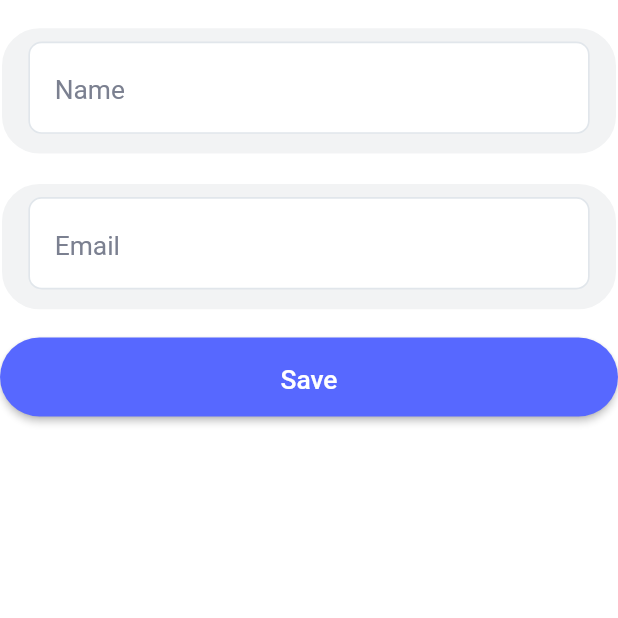
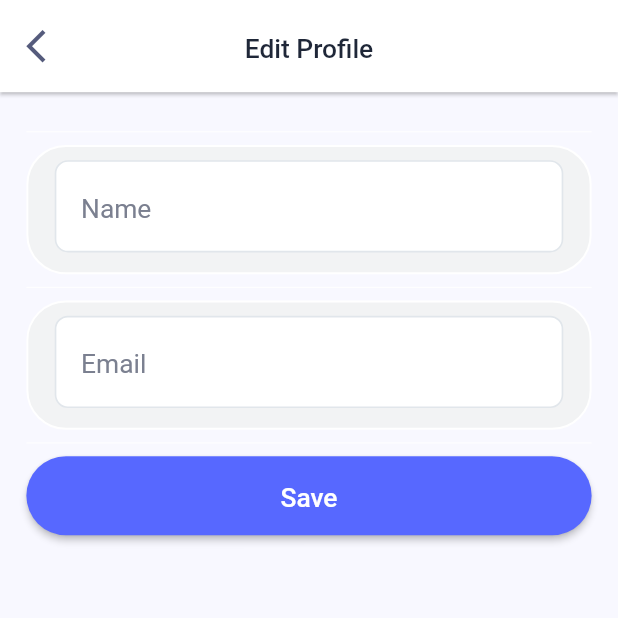
Before and after one commit to anhpt6852/Ohio-Chat-App, a Flutter app: the UserProfileConfig screen opened by its route, on a phone screen of 412 x 824 dp, the top half of it. Run offline on Flutter 3.47's test engine with Material 2 defaults, Android fonts, the phone set to English and light mode, and no system bars; drawn by our look-alikes of rounded_loading_button; our stand-ins replace cloud_firestore, dartz, dio, easy_localization, equatable, firebase_auth and 9 more; missing offline and left inert: dio_smart_retry, flag; accounts and stored records are empty; Roboto replaces fonts that are missing (SVN-Gilroy).

Commit message:
change to UI

```diff
--- a/assets/translations/en.json
+++ b/assets/translations/en.json
@@ -49,7 +49,8 @@
         "name": "Name",
         "email": "Email",
         "save": "Save",
-        "empty_error": "This field cannot be left blank"
+        "empty_error": "This field cannot be left blank",
+        "edit": "Edit Profile"
     },
     "home": {
         "title": "Chat"
--- a/assets/translations/vi.json
+++ b/assets/translations/vi.json
@@ -50,7 +50,8 @@
         "name": "Họ và tên",
         "email": "Thư điện tử",
         "save": "Lưu",
-        "empty_error": "Không được bỏ trống trường này"
+        "empty_error": "Không được bỏ trống trường này",
+        "edit": "Điều chỉnh thông tin cá nhân"
     },
     "home": {
         "title": "Đoạn chat"
--- a/lib/feature/user_profile/presentation/controller/user_profile_controller.dart
+++ b/lib/feature/user_profile/presentation/controller/user_profile_controller.dart
@@ -53,4 +53,10 @@ class UserProfileController {
     final userEmail = user.email.toString();
     return userEmail;
   }
+
+  displayUserAva() {
+    final User user = _firebaseAuth.currentUser!;
+    final userAva = user.photoURL;
+    return userAva;
+  }
 }
--- a/lib/feature/user_profile/presentation/widgets/user_profile_config.dart
+++ b/lib/feature/user_profile/presentation/widgets/user_profile_config.dart
@@ -19,7 +19,22 @@ class UserProfileConfig extends ConsumerWidget {
     final controller = ref.watch(userProfileControllerProvider);
 
     controller.getCurrentUser();
-    return Form(
+    return Scaffold(
+        appBar: AppBar(
+          automaticallyImplyLeading: false,
+          leading: GestureDetector(
+              onTap: () => Navigator.pop(context),
+              child: const Icon(Icons.arrow_back_ios)),
+          centerTitle: true, // Move title to center
+          title: Text(
+            tr(LocaleKeys.profile_edit),
+            style: t16M.copyWith(
+              color: AppColors.ink[500],
+            ),
+          ),
+        ),
+        body: SingleChildScrollView(
+            padding: const EdgeInsets.all(16.0),
             child: Column(children: [
               Divider(
                 color: AppColors.ink[0],
@@ -29,7 +44,8 @@ class UserProfileConfig extends ConsumerWidget {
                     color: AppColors.ink[100], //...
                     borderRadius: BorderRadius.circular(24),
                     border: Border.all(width: 1.2, color: AppColors.ink[0]!)),
-        padding: const EdgeInsets.symmetric(horizontal: 16, vertical: 8),
+                padding:
+                    const EdgeInsets.symmetric(horizontal: 16, vertical: 8),
                 child: CommonTextFormField(
                   labelText: tr(LocaleKeys.profile_name),
                   controller: controller.profileNameController,
@@ -45,7 +61,8 @@ class UserProfileConfig extends ConsumerWidget {
                     color: AppColors.ink[100], //...
                     borderRadius: BorderRadius.circular(24),
                     border: Border.all(width: 1.2, color: AppColors.ink[0]!)),
-        padding: const EdgeInsets.symmetric(horizontal: 16, vertical: 8),
+                padding:
+                    const EdgeInsets.symmetric(horizontal: 16, vertical: 8),
                 child: CommonTextFormField(
                   labelText: tr(LocaleKeys.profile_email),
                   controller: controller.profileEmailController,
@@ -70,6 +87,6 @@ class UserProfileConfig extends ConsumerWidget {
                 },
                 btnController: controller.buttonController,
               )
-    ]));
+            ])));
   }
 }
```
Also changed, not shown: lib/feature/user_profile/presentation/user_profile_page.dart (+0 -8 lines), lib/generated/locale_keys.g.dart. Lines whose indentation alone changed are shown as unchanged.
